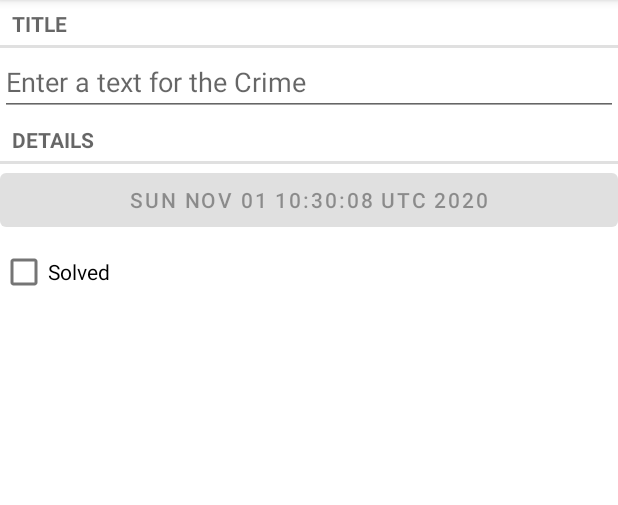
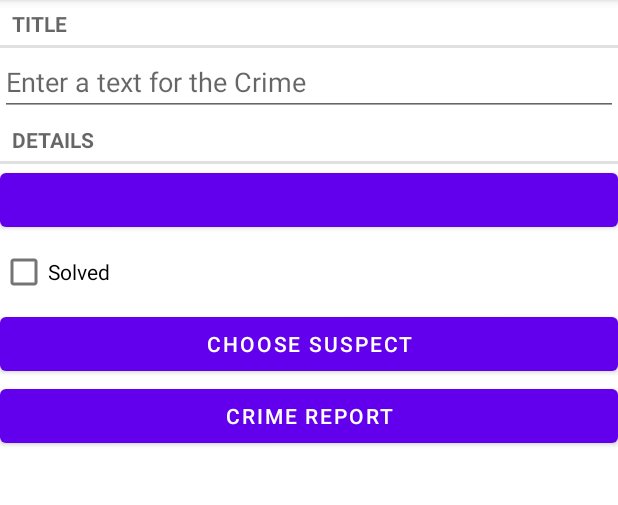
Before and after one commit to TheAhmedH/CriminalIntent, an Android app: the fragment CrimeFragment placed in its activity, on a phone screen of 412 x 824 dp, the part 84-589 px from its top. Run offline under Robolectric (Android 15) with nearby library versions, the phone set to English and light mode, and no system bars; our stand-ins replace Room's generated code; 4 statements that could not run were skipped.

Commit message:
Add files via upload

```diff
--- a/app/src/main/java/com/bignerdranch/android/criminalintent/Crime.kt
+++ b/app/src/main/java/com/bignerdranch/android/criminalintent/Crime.kt
@@ -11,5 +11,6 @@ data class Crime(
     var title: String = "",
     var date: Date = Date(),
 //    var requiresPolice:Boolean = true,
-    var isSolved: Boolean = false
+    var isSolved: Boolean = false,
+    var suspect:String = ""
 )
--- a/app/src/main/java/com/bignerdranch/android/criminalintent/CrimeDetailViewModel.kt
+++ b/app/src/main/java/com/bignerdranch/android/criminalintent/CrimeDetailViewModel.kt
@@ -23,4 +23,5 @@ class CrimeDetailViewModel : ViewModel() {
     fun saveCrime(crime: Crime){
         crimeRepository.updateCrime(crime)
     }
+
 }
--- a/app/src/main/java/com/bignerdranch/android/criminalintent/CrimeFragment.kt
+++ b/app/src/main/java/com/bignerdranch/android/criminalintent/CrimeFragment.kt
@@ -1,30 +1,41 @@
 package com.bignerdranch.android.criminalintent
 
+import android.app.Activity
+import android.content.Intent
+import android.content.Intent.ACTION_SEND
+import android.content.Intent.createChooser
+import android.content.pm.PackageManager
+import android.content.pm.ResolveInfo
+import android.net.Uri
 import android.os.Bundle
+import android.provider.ContactsContract
 import android.text.Editable
 import android.text.TextWatcher
-import android.util.Log
-import android.view.LayoutInflater
-import android.view.View
-import android.view.ViewGroup
-import android.widget.Adapter
+
+import android.view.*
 import android.widget.Button
 import android.widget.CheckBox
 import android.widget.EditText
 import androidx.fragment.app.Fragment
 import androidx.lifecycle.ViewModelProvider
+import kotlinx.android.synthetic.main.fragment_crime.*
+import java.text.DateFormat
 import java.util.*
 
 private const val TAG = "CrimeFragment"
+private const val ARG_CRIME_ID = "crime_id"
+private const val DIALOG_DATE = "DialogDate"
+private const val REQUEST_DATE = 0
+private const val DATE_FORMAT = "EEE, MMM, dd"
+private const val REQUEST_CONTACT = 1
 
-
-private const val ARG_CRIME_ID = "crime_id"
-
-class CrimeFragment : Fragment() {
+class CrimeFragment : Fragment(), DatePickerFragment.CallBacks {
     private lateinit var crime: Crime
     private lateinit var crimeTitleText: EditText
-    private lateinit var crimeDetailsButton: Button
+    private lateinit var crimeDateButton: Button
     private lateinit var solvedCheckBox: CheckBox
+    private lateinit var reportButton: Button
+    private lateinit var suspectButton: Button
 
     private val crimeDetailViewModel: CrimeDetailViewModel by lazy {
         ViewModelProvider(this).get(CrimeDetailViewModel::class.java)
@@ -38,6 +49,22 @@ class CrimeFragment : Fragment() {
         crimeDetailViewModel.loadCrime(crimeID)
     }
 
+    private fun getCrimeReport(): String {
+        val solvedString = if (crime.isSolved) {
+            getString(R.string.crime_report_solved)
+        } else {
+            getString(R.string.crime_report_unsolved)
+        }
+
+        val dateString = android.text.format.DateFormat.format(DATE_FORMAT, crime.date).toString()
+        val suspect = if (crime.suspect.isBlank()) {
+            getString(R.string.crime_report_no_suspect)
+        } else {
+            getString(R.string.crime_report_suspect, crime.suspect)
+        }
+        return getString(R.string.crime_report, crime.title, dateString, solvedString, suspect)
+    }
+
     override fun onCreateView(
             inflater: LayoutInflater,
             container: ViewGroup?,
@@ -45,18 +72,20 @@ class CrimeFragment : Fragment() {
     ): View? {
         val view = inflater.inflate(R.layout.fragment_crime, container, false)
         crimeTitleText = view.findViewById(R.id.crime_title)
-        crimeDetailsButton = view.findViewById(R.id.crime_details)
+        crimeDateButton = view.findViewById(R.id.crime_details)
         solvedCheckBox = view.findViewById(R.id.solved_lable)
-
-        crimeDetailsButton.apply {
-            text = crime.date.toString()
-            isEnabled = false
-        }
+        reportButton = view.findViewById(R.id.crime_report_button)
+        suspectButton = view.findViewById(R.id.crime_suspect_button)
+//        crimeDateButton.apply {
+//            text = crime.date.toString()
+//            isEnabled = false
+//        }
         return view
     }
 
     override fun onViewCreated(view: View, savedInstanceState: Bundle?) {
         super.onViewCreated(view, savedInstanceState)
+
         crimeDetailViewModel.crimeLiveData.observe(
                 viewLifecycleOwner,
                 androidx.lifecycle.Observer { crime ->
@@ -69,8 +98,13 @@ class CrimeFragment : Fragment() {
 
     fun updateUI() {
         crimeTitleText.setText(crime.title)
-        crimeDetailsButton.text = crime.date.toString()
+        crimeDateButton.text = crime.date.toString()
         solvedCheckBox.isChecked = crime.isSolved
+
+        //TODO: Suspect becomes common to all crimes
+//        if (crime.suspect.isNotEmpty()) {
+//            suspectButton.text = crime.suspect
+//        }
     }
 
     override fun onStart() {
@@ -105,6 +139,32 @@ class CrimeFragment : Fragment() {
                 crime.isSolved = true
             }
         }
+        crimeDateButton.setOnClickListener {
+            DatePickerFragment.newInstance(crime.date).apply {
+                setTargetFragment(this@CrimeFragment, REQUEST_DATE)
+                show(this@CrimeFragment.requireFragmentManager(), DIALOG_DATE)
+            }
+        }
+
+        reportButton.setOnClickListener {
+            var newIntent = Intent().apply {
+                action = ACTION_SEND
+                type = "text/plain"
+                putExtra(Intent.EXTRA_TEXT, getCrimeReport())
+                putExtra(Intent.EXTRA_SUBJECT, getString(R.string.crime_report_subject))
+            }
+            //Adding a chooser for intent to display activities that respond to the implicit intent
+            val chooserIntent = Intent.createChooser(newIntent, getString(R.string.send_report))
+            startActivity(chooserIntent)
+        }
+
+        //Selecting a contact for a suspect
+        suspectButton.apply {
+            val contactsIntent = Intent(Intent.ACTION_PICK, ContactsContract.Contacts.CONTENT_URI)
+            setOnClickListener {
+                startActivityForResult(contactsIntent, REQUEST_CONTACT)
+            }
+        }
     }
 
     override fun onStop() {
@@ -122,4 +182,36 @@ class CrimeFragment : Fragment() {
             }
         }
     }
+
+    override fun OnDateSelected(date: Date) {
+        crime.date = date
+        updateUI()
     }
+
+    //TODO: Suspect becomes common to all crimes once selected
+    //Updating the suspectButton value instantly as Contact is selected. onActivityResult is called before onViewCreated
+//    override fun onActivityResult(requestCode: Int, resultCode: Int, data: Intent?) {
+//        when {
+//            resultCode != Activity.RESULT_OK -> return
+//            requestCode == REQUEST_CONTACT && data != null -> {
+//                val contactUri: Uri? = data?.data
+//                // Specify which fields you want your query to return values for
+//                val queryFields = arrayOf(ContactsContract.Contacts.DISPLAY_NAME)
+//                // Perform your query - the contactUri is like a "where" clause here
+//                val cursor = requireActivity().contentResolver.query(contactUri!!, queryFields, null, null, null)
+//                cursor?.use {
+//                    // Verify cursor contains at least one result
+//                    if (it.count == 0) {
+//                        return
+//                    }
+//                    // Pull out the first column of the first row of data - // that is your suspect's name
+//                    it.moveToFirst()
+//                    val suspect = it.getString(0)
+//                    crime.suspect = suspect
+//                    crimeDetailViewModel.saveCrime(crime)
+//                    suspectButton.text = suspect
+//                }
+//            }
+//        }
+//    }
+}
--- a/app/src/main/java/com/bignerdranch/android/criminalintent/CrimeListFragment.kt
+++ b/app/src/main/java/com/bignerdranch/android/criminalintent/CrimeListFragment.kt
@@ -4,9 +4,7 @@ import android.content.Context
 import android.os.Build
 import android.os.Bundle
 import android.util.Log
-import android.view.LayoutInflater
-import android.view.View
-import android.view.ViewGroup
+import android.view.*
 import android.widget.ImageView
 import android.widget.TextView
 import android.widget.Toast
@@ -35,6 +33,30 @@ class CrimeListFragment : Fragment() {
     //Adding a callback interface to delegate onclick events from CrimeListFragment back to it's host Activity
     interface Callbacks {
         fun onCrimeSelected(id: UUID)
+    }
+
+
+    override fun onCreate(savedInstanceState: Bundle?) {
+        super.onCreate(savedInstanceState)
+        setHasOptionsMenu(true)
+    }
+
+    //Inflating the Menu
+    override fun onCreateOptionsMenu(menu: Menu, inflater: MenuInflater) {
+        super.onCreateOptionsMenu(menu, inflater)
+        inflater.inflate(R.menu.fragment_crime_list, menu)
+    }
+
+    override fun onOptionsItemSelected(item: MenuItem): Boolean {
+        return when (item.itemId) {
+            R.id.new_crime -> {
+                val crime = Crime()
+                crimeListViewModel.addCrime(crime)
+                callbacks?.onCrimeSelected(crime.id)
+                true
+            }
+            else -> return super.onOptionsItemSelected(item)
+        }
     }
 
     //Callback onAttach
@@ -109,8 +131,6 @@ private class CrimeAdapter(var crimes: List<Crime>) :
         }
 
         override fun onClick(v: View) {
-            Toast.makeText(v.context, "", Toast.LENGTH_SHORT).show()
-
             callbacks?.onCrimeSelected(currentSelectedCrimeID)
         }
     }
--- a/app/src/main/java/com/bignerdranch/android/criminalintent/CrimeListViewModel.kt
+++ b/app/src/main/java/com/bignerdranch/android/criminalintent/CrimeListViewModel.kt
@@ -7,4 +7,8 @@ class CrimeListViewModel : ViewModel() {
 
     private val crimeRepository = CrimeRepository.get()
     var crimesListLiveData = crimeRepository.getCrimes()
+
+    fun addCrime(crime: Crime) {
+        crimeRepository.insertCrime(crime)
+    }
 }
--- a/app/src/main/java/com/bignerdranch/android/criminalintent/Database/CrimeRepository.kt
+++ b/app/src/main/java/com/bignerdranch/android/criminalintent/Database/CrimeRepository.kt
@@ -18,7 +18,7 @@ class CrimeRepository private constructor(context: Context) {
         context.applicationContext,
         CrimeDatabase::class.java,
         DATABASE_NAME
-    ).build()
+    ).addMigrations(migration_1_2).build()
 
 //    private val database: CrimeDatabase = databaseBuilder(context.applicationContext, CrimeDatabase::class.java, DATABASE_NAME)
 //            .fallbackToDestructiveMigration()
--- a/app/src/main/java/com/bignerdranch/android/criminalintent/MainActivity.kt
+++ b/app/src/main/java/com/bignerdranch/android/criminalintent/MainActivity.kt
@@ -30,4 +30,5 @@ class MainActivity : AppCompatActivity(), CrimeListFragment.Callbacks {
             .addToBackStack(null)
             .commit()
     }
+
 }
--- /dev/null
+++ b/app/src/main/res/drawable-anydpi/ic_menu_add.xml
@@ -0,0 +1,11 @@
+<vector xmlns:android="http://schemas.android.com/apk/res/android"
+    android:width="24dp"
+    android:height="24dp"
+    android:viewportWidth="24"
+    android:viewportHeight="24"
+    android:tint="#FFFFFF"
+    android:alpha="0.8">
+  <path
+      android:fillColor="@android:color/white"
+      android:pathData="M19,13h-6v6h-2v-6H5v-2h6V5h2v6h6v2z"/>
+</vector>
--- a/app/src/main/res/layout/fragment_crime.xml
+++ b/app/src/main/res/layout/fragment_crime.xml
@@ -1,19 +1,19 @@
 <?xml version="1.0" encoding="utf-8"?>
 <LinearLayout xmlns:android="http://schemas.android.com/apk/res/android"
     xmlns:tools="http://schemas.android.com/tools"
-    android:orientation="vertical"
     android:layout_width="match_parent"
-    android:layout_height="match_parent">
+    android:layout_height="match_parent"
+    android:orientation="vertical">
 
     <TextView
         style="?android:listSeparatorTextViewStyle"
         android:layout_width="match_parent"
         android:layout_height="wrap_content"
-        android:text="@string/crime_title_label"/>
+        android:text="@string/crime_title_label" />
 
     <EditText
+        android:id="@+id/crime_title"
         android:layout_width="match_parent"
-        android:id="@+id/crime_title"
         android:layout_height="wrap_content"
         android:hint="@string/crime_title_hint" />
 
@@ -21,20 +21,30 @@
         style="?android:listSeparatorTextViewStyle"
         android:layout_width="match_parent"
         android:layout_height="wrap_content"
-        android:text="@string/crime_details_label"/>
+        android:text="@string/crime_details_label" />
 
     <Button
+        android:id="@+id/crime_details"
         android:layout_width="match_parent"
-        android:id="@+id/crime_details"
-        tools:text= "Wed Jan 14 11:56 EST 2020"
         android:layout_height="wrap_content"
-        />
+        tools:text="Wed Jan 14 11:56 EST 2020" />
 
     <CheckBox
+        android:id="@+id/solved_lable"
         android:layout_width="match_parent"
-        android:id="@+id/solved_lable"
         android:layout_height="wrap_content"
-        android:text="@string/crime_solved_label"
-        />
+        android:text="@string/crime_solved_label" />
+
+    <Button
+        android:id="@+id/crime_suspect_button"
+        android:layout_width="match_parent"
+        android:layout_height="wrap_content"
+        android:text="@string/choose_suspect_text" />
+
+    <Button
+        android:id="@+id/crime_report_button"
+        android:layout_width="match_parent"
+        android:layout_height="wrap_content"
+        android:text="@string/crime_report_text" />
 
 </LinearLayout>
--- /dev/null
+++ b/app/src/main/res/menu/fragment_crime_list.xml
@@ -0,0 +1,12 @@
+<?xml version="1.0" encoding="utf-8"?>
+<menu xmlns:android="http://schemas.android.com/apk/res/android"
+    xmlns:app="http://schemas.android.com/apk/res-auto">
+
+    <item
+        android:id="@+id/new_crime"
+        android:icon="@drawable/ic_menu_add"
+        android:title="@string/new_crime"
+        app:showAsAction="ifRoom|withText">
+    </item>
+
+</menu>
--- a/app/src/main/res/values/strings.xml
+++ b/app/src/main/res/values/strings.xml
@@ -3,7 +3,17 @@
     <string name="crime_title_label">Title</string>
     <string name="crime_title_hint">Enter a text for the Crime</string>
     <string name="crime_solved_label">Solved</string>
+    <string name="new_crime">New Crime></string>
     <string name="crime_details_label">Details</string>
     <string name="crime_title_text">Crime Title</string>
     <string name="crime_date_text">Crime Date</string>
+    <string name="choose_suspect_text">Choose Suspect</string>
+    <string name="crime_report_text">Crime Report</string>
+    <string name="crime_report">%1$s! The crime was discovered on %2$s. %3$s, and %4$s </string>
+    <string name="crime_report_solved">The case is solved</string>
+    <string name="crime_report_unsolved">The case is not solved</string>
+    <string name="crime_report_no_suspect">there is no suspect.</string>
+    <string name="crime_report_suspect">the suspect is %s.</string>
+    <string name="crime_report_subject">CriminalIntent Crime Report</string>
+    <string name="send_report">Send crime report via</string>
 </resources>
```
Also changed, not shown: app/src/main/java/com/bignerdranch/android/criminalintent/Database/CrimeDatabase.kt (+10 -1 lines), app/src/main/java/com/bignerdranch/android/criminalintent/DatePickerFragment.kt (added, +52 -0 lines), app/src/main/res/drawable-hdpi/ic_menu_add.png (added), app/src/main/res/drawable-mdpi/ic_menu_add.png (added), app/src/main/res/drawable-xhdpi/ic_menu_add.png (added), app/src/main/res/drawable-xxhdpi/ic_menu_add.png (added), app/src/main/res/values/themes.xml (line endings or trailing spaces). Lines whose indentation alone changed are shown as unchanged.
